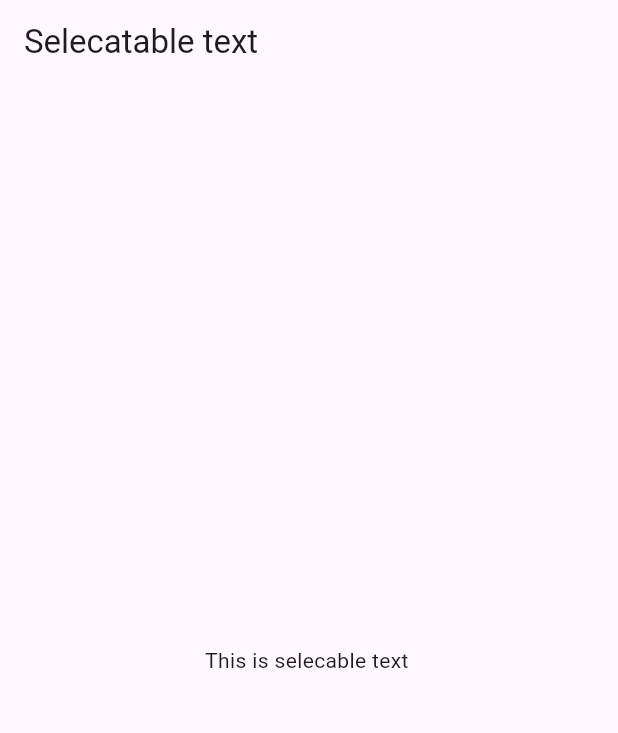
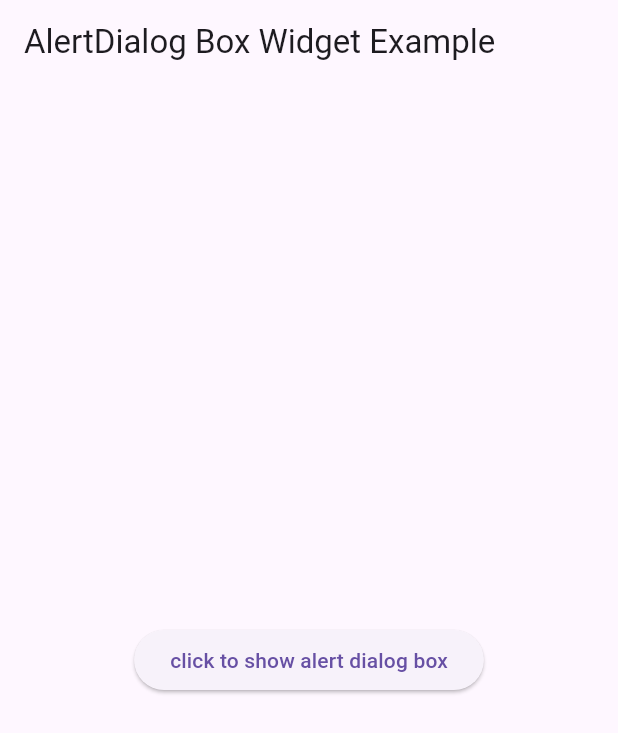
Before and after one commit to vaibhavt-nt/flutter_training, a Flutter app: the screen it shows after launch, on a phone screen of 412 x 824 dp. Shown: the top 733 px of the screen. Run offline on Flutter 3.47's test engine with Material 3 defaults, Android fonts, the phone set to English and light mode, and no system bars; missing offline and left inert: dart:ffi; key blocks and very long unbroken strings in the code were emptied for the run.

Commit message:
alertdialogbox Widget  learned

```diff
--- a/lib/main.dart
+++ b/lib/main.dart
@@ -1,6 +1,7 @@
 import 'package:flutter/cupertino.dart';
 import 'package:flutter/material.dart';
 import 'package:flutter_training/widgets/Wrap.dart';
+import 'package:flutter_training/widgets/alert_dialog_box.dart';
 import 'package:flutter_training/widgets/animatedIcon.dart';
 import 'package:flutter_training/widgets/animatedlist.dart';
 import 'package:flutter_training/widgets/animatedswitcher.dart';
@@ -48,7 +49,7 @@ class homepage extends StatelessWidget {
   Widget build(BuildContext context) {
     return MaterialApp(
       title: "my home page",
-      home: SelectableTextWidget(),
+      home: AlertDialogBox_Widget(),
     );
   }
 }
--- /dev/null
+++ b/lib/widgets/alert_dialog_box.dart
@@ -0,0 +1,34 @@
+import 'package:flutter/material.dart';
+
+class AlertDialogBox_Widget extends StatefulWidget {
+  const AlertDialogBox_Widget({super.key});
+
+  @override
+  State<AlertDialogBox_Widget> createState() => _AlertDialogBox_WidgetState();
+}
+
+class _AlertDialogBox_WidgetState extends State<AlertDialogBox_Widget> {
+  @override
+  Widget build(BuildContext context) {
+    return Scaffold(
+      appBar: AppBar(title: Text('AlertDialog Box Widget Example'),),
+      body: Center(
+        child: ElevatedButton(onPressed: () {
+          showDialog(
+              context: context,
+              builder: (context) => AlertDialog(
+                title: Text(' alertdialog box '),
+                content: Text('this is  alertdialog box example'),
+                actions: [
+                  TextButton(onPressed: () => Navigator.pop(context),
+                      child: Text('okk'))
+
+                ],
+
+              )
+          );
+        }, child: Text('click to show alert dialog box')),
+      ),
+    );
+  }
+}
```
